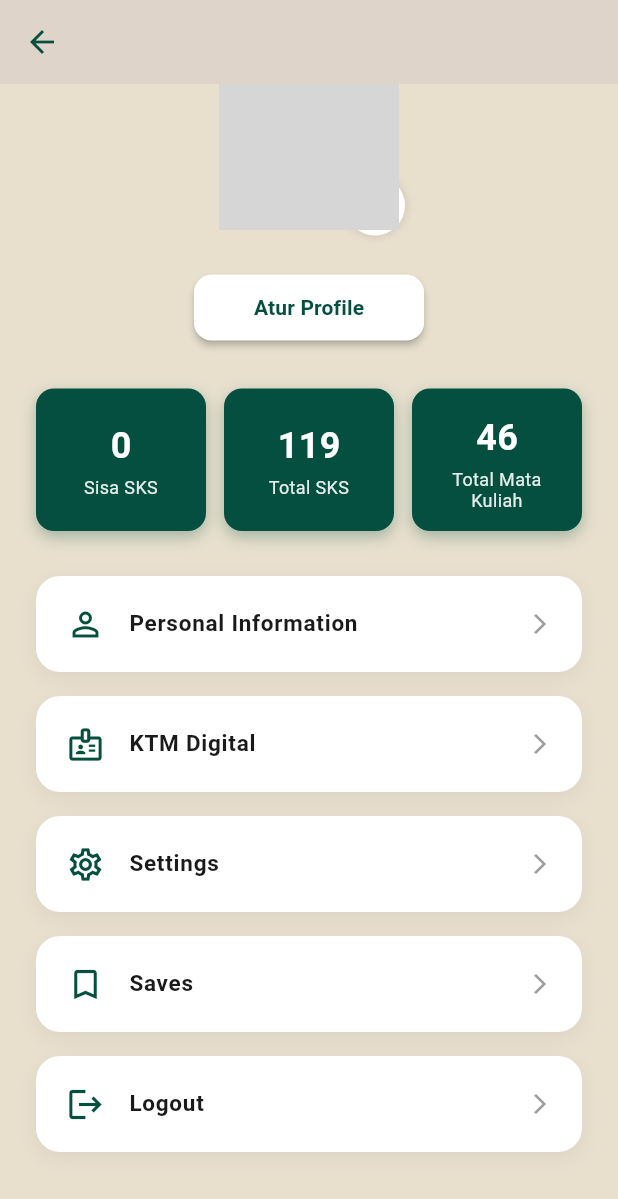
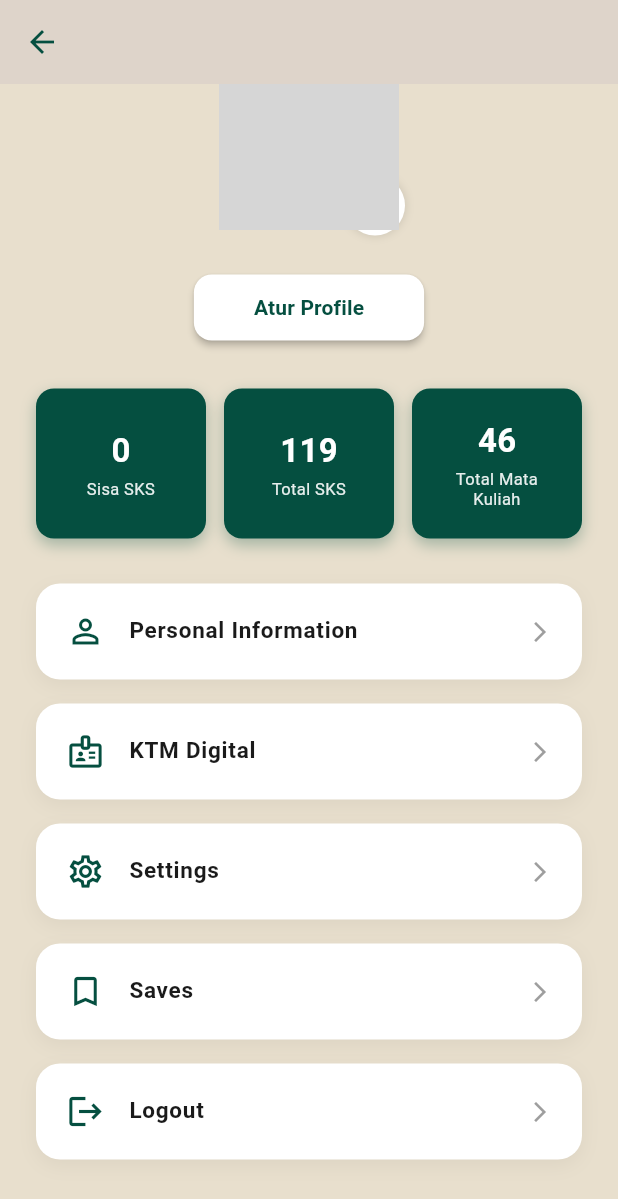
Before and after one commit to bintangrobbany/KRS_Online, a Flutter app: the ProfileView screen opened directly, scrolled down 90 dp, on a phone screen of 412 x 824 dp. Shown: the top 1199 px of the screen. Run offline on Flutter 3.47's test engine with Material 3 defaults, Android fonts, the phone set to English and light mode, and no system bars; our stand-ins replace flutter_svg, image_picker, qr_flutter, shared_preferences; accounts and stored records are empty; network calls fail; grey boxes are pictures that could not be loaded.

Commit message:
Update production URL to Vercel and fix UI issues

```diff
--- a/lib/config/api_config.dart
+++ b/lib/config/api_config.dart
@@ -6,8 +6,7 @@ class ApiConfig {
   // ========================================
 
   // PRODUCTION URL (Backend hosted on Vercel)
-  static const String _productionUrl =
-      'https://krs-online-api.vercel.app/api';
+  static const String _productionUrl = 'https://krs-online-api.vercel.app/api';
 
   // DEVELOPMENT URL (Local backend for testing)
   // Update IP sesuai komputer Anda: ipconfig (Windows) atau ifconfig (Mac/Linux)
--- a/lib/views/profile_view.dart
+++ b/lib/views/profile_view.dart
@@ -351,8 +351,8 @@ class _ProfileViewState extends State<ProfileView> {
 
   Widget _buildStatCard(String value, String label) {
     return Container(
-      height: 95,
-      padding: const EdgeInsets.symmetric(vertical: 16, horizontal: 8),
+      height: 100,
+      padding: const EdgeInsets.symmetric(vertical: 12, horizontal: 8),
       decoration: BoxDecoration(
         color: primaryGreen,
         borderRadius: BorderRadius.circular(12),
@@ -370,19 +370,23 @@ class _ProfileViewState extends State<ProfileView> {
           Text(
             value,
             style: TextStyle(
-              fontSize: 24,
+              fontSize: 22,
               fontWeight: FontWeight.bold,
               color: textWhite,
             ),
           ),
           const SizedBox(height: 4),
-          Text(
-            label,
-            textAlign: TextAlign.center,
-            style: TextStyle(
-              fontSize: 12,
-              color: textWhite.withOpacity(0.9),
-              height: 1.2,
+          Flexible(
+            child: Text(
+              label,
+              textAlign: TextAlign.center,
+              maxLines: 2,
+              overflow: TextOverflow.ellipsis,
+              style: TextStyle(
+                fontSize: 11,
+                color: textWhite.withOpacity(0.9),
+                height: 1.2,
+              ),
             ),
           ),
         ],
```
Also changed, not shown: lib/views/login_view.dart (+0 -37 lines).
